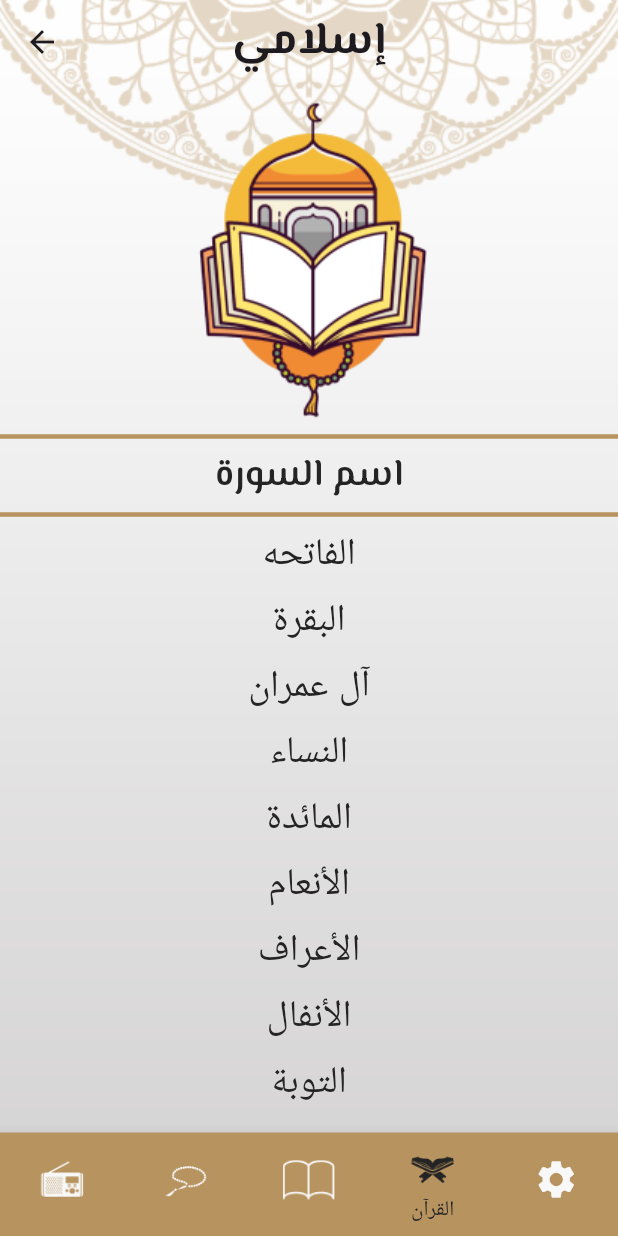
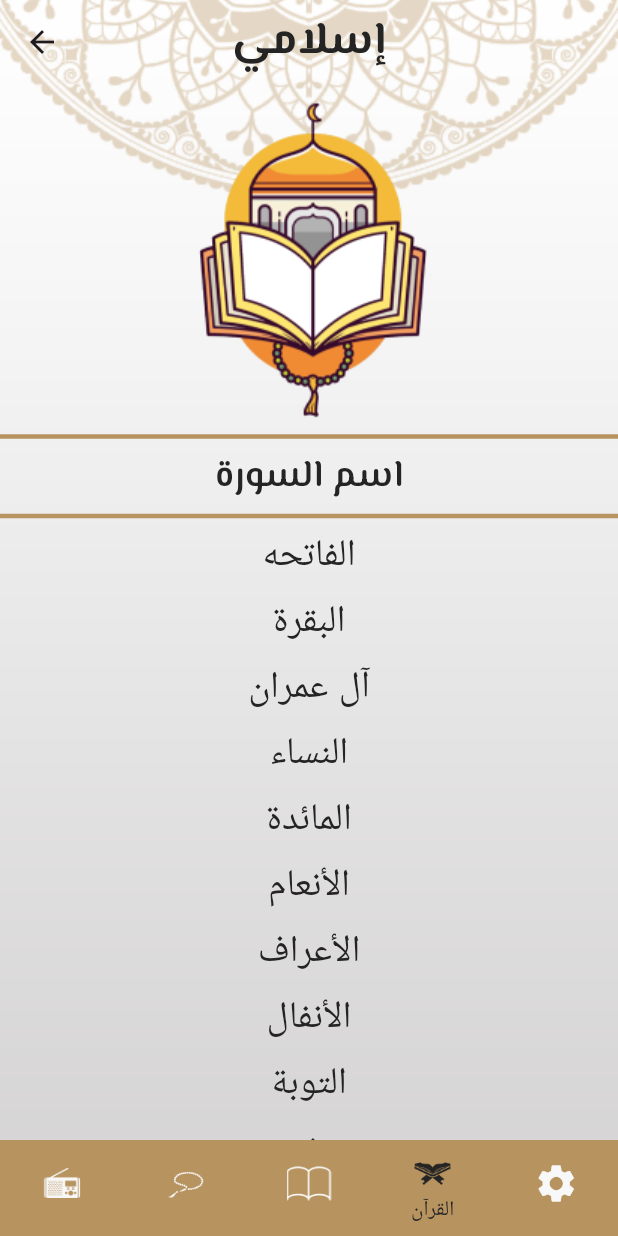
Before and after one commit to Mariam-Elkhelawy/Iqraa, a Flutter app: the HomeScreen screen opened by its route, item 4 of the bottom bar chosen, on a phone screen of 412 x 824 dp. Run offline on Flutter 3.47's test engine with Material 3 defaults, Android fonts, the phone set to English and light mode, and no system bars; our stand-ins replace another_flutter_splash_screen, google_fonts.

Commit message:
edit app theme

```diff
--- /dev/null
+++ b/lib/app_theme.dart
@@ -0,0 +1,46 @@
+import 'package:flutter/material.dart';
+import 'package:google_fonts/google_fonts.dart';
+
+class AppTheme {
+  static const Color primaryColor = Color(0xFFB7935F);
+  static const Color blackColor = Color(0xFf242424);
+
+  static ThemeData lightTheme = ThemeData(
+    brightness: Brightness.light,
+    scaffoldBackgroundColor: Colors.transparent,
+    textTheme: TextTheme(
+        bodyLarge: GoogleFonts.elMessiri(
+          fontWeight: FontWeight.w600,
+          fontSize: 25,
+          color: blackColor,
+        ),
+        bodyMedium: GoogleFonts.inter(
+          fontSize: 25,
+          color: blackColor,
+          fontWeight: FontWeight.w400
+        ),
+        bodySmall: TextStyle()),
+    bottomNavigationBarTheme: BottomNavigationBarThemeData(
+      backgroundColor: primaryColor,
+      type: BottomNavigationBarType.fixed,
+      showSelectedLabels: true,
+      showUnselectedLabels: false,
+      unselectedItemColor: Color(0xFFF8F8F8),
+      selectedItemColor: blackColor,
+      selectedLabelStyle: TextStyle(fontSize: 14, color:blackColor),
+      elevation: 0,
+    ),
+    appBarTheme: AppBarTheme(
+      backgroundColor: Colors.transparent,
+      centerTitle: true,
+      elevation: 0,
+      titleTextStyle: GoogleFonts.elMessiri(
+        fontSize: 30,
+        fontWeight: FontWeight.bold,
+        color: blackColor,
+      ),
+    ),
+  );
+
+  static ThemeData darkTheme = ThemeData();
+}
--- a/lib/home_screen.dart
+++ b/lib/home_screen.dart
@@ -27,26 +27,9 @@ class _HomeScreenState extends State<HomeScreen> {
         ),
       ),
       child: Scaffold(
-        backgroundColor: Colors.transparent,
-        appBar: AppBar(
-          backgroundColor: Colors.transparent,
-          centerTitle: true,
-          title: Text(
-            'إسلامي',
-            style: GoogleFonts.elMessiri(
-                fontSize: 30, fontWeight: FontWeight.w700),
-          ),
-        ),
+        appBar: AppBar(title: Text('إسلامي'),),
         bottomNavigationBar: BottomNavigationBar(
-            backgroundColor: Color(0xFFB7935F),
-            iconSize: 35,
-            type: BottomNavigationBarType.fixed,
-            showSelectedLabels: true,
-            showUnselectedLabels: false,
-            unselectedItemColor: Color(0xFFF8F8F8),
-            selectedItemColor: Color(0xFF242424),
-            selectedLabelStyle:
-                TextStyle(fontSize: 14, color: Color(0xFF242424)),
+         iconSize: 30,
           currentIndex: index,
           onTap: (value) {
             index = value;
@@ -83,7 +66,8 @@ class _HomeScreenState extends State<HomeScreen> {
                   size: 30,
                 ),
                 label: 'الاعدادات')
-            ],),
+          ],
+        ),
         body: tabs[index],
       ),
     );
--- a/lib/main.dart
+++ b/lib/main.dart
@@ -1,4 +1,5 @@
 import 'package:flutter/material.dart';
+import 'package:islami_app/app_theme.dart';
 import 'package:islami_app/home_screen.dart';
 import 'package:islami_app/splash_screen.dart';
 import 'package:islami_app/sura_details.dart';
@@ -13,6 +14,8 @@ class IslamicApp extends StatelessWidget {
   @override
   Widget build(BuildContext context) {
     return MaterialApp(
+      theme: AppTheme.lightTheme,
+      darkTheme: AppTheme.darkTheme,
       debugShowCheckedModeBanner: false,
       initialRoute: SplashScreen.routeName,
       routes: {
--- a/lib/sura_details.dart
+++ b/lib/sura_details.dart
@@ -1,6 +1,7 @@
 import 'package:flutter/material.dart';
 import 'package:flutter/services.dart';
 import 'package:google_fonts/google_fonts.dart';
+import 'package:islami_app/app_theme.dart';
 import 'package:islami_app/sura_model.dart';
 
 class SuraDetailsScreen extends StatefulWidget {
@@ -29,14 +30,9 @@ class _SuraDetailsScreenState extends State<SuraDetailsScreen> {
         ),
       ),
       child: Scaffold(
-        backgroundColor: Colors.transparent,
-        appBar: AppBar(elevation: 0,
-          backgroundColor: Colors.transparent,
-          centerTitle: true,
+        appBar: AppBar(
           title: Text(
-            'إسلامي',
-            style: GoogleFonts.elMessiri(
-                fontSize: 30, fontWeight: FontWeight.w700),
+            'إسلامي'
           ),
         ),
         body: Padding(
@@ -56,7 +52,7 @@ class _SuraDetailsScreenState extends State<SuraDetailsScreen> {
                   children: [
                     Text(
                       'سورة ${model.name}',
-                      style: GoogleFonts.inter(fontSize: 30),
+                      style: Theme.of(context).textTheme.bodyMedium
                     ),
                     SizedBox(
                       width: 12,
@@ -64,12 +60,14 @@ class _SuraDetailsScreenState extends State<SuraDetailsScreen> {
                     Icon(
                       Icons.play_circle,
                       size: 27,
-                      color: Color(0xFF242424),
+                      color: AppTheme.blackColor,
                     ),
                   ],
                 ),
-                Divider(indent: 50,endIndent: 50,
-                  color: Color(0xFFB7935F),
+                Divider(
+                  indent: 50,
+                  endIndent: 50,
+                  color: AppTheme.primaryColor,
                 ),
                 Expanded(
                   child: ListView.builder(
--- a/lib/tabs/quran_tab.dart
+++ b/lib/tabs/quran_tab.dart
@@ -1,5 +1,6 @@
 import 'package:flutter/material.dart';
 import 'package:google_fonts/google_fonts.dart';
+import 'package:islami_app/app_theme.dart';
 import 'package:islami_app/sura_details.dart';
 import 'package:islami_app/sura_model.dart';
 
@@ -133,19 +134,12 @@ class QuranTab extends StatelessWidget {
         ),
         Divider(
           thickness: 3,
-          color: Color(0xFFB7935F),
+          color: AppTheme.primaryColor,
         ),
-        Text(
-          'اسم السورة',
-          style: GoogleFonts.elMessiri(
-            fontWeight: FontWeight.w600,
-            fontSize: 25,
-            color: Color(0xFF242424),
-          ),
-        ),
+        Text('اسم السورة', style: Theme.of(context).textTheme.bodyLarge),
         Divider(
           thickness: 3,
-          color: Color(0xFFB7935F),
+          color: AppTheme.primaryColor,
         ),
         Expanded(
           child: ListView.separated(
@@ -159,16 +153,13 @@ class QuranTab extends StatelessWidget {
                           SuraModel(name: suraNames[index], index: index),
                     );
                   },
-                  child: Text(
-                    suraNames[index],
-                    textAlign: TextAlign.center,
-                    style: GoogleFonts.inter(
-                        fontSize: 25, color: Color(0xFf242424)),
-                  ),
+                  child: Text(suraNames[index],
+                      textAlign: TextAlign.center,
+                      style: Theme.of(context).textTheme.bodyMedium),
                 );
               },
               separatorBuilder: (context, index) => SizedBox(
-                    height: 8,
+                    height: 8
                   ),
               itemCount: suraNames.length),
         ),
```
Lines whose indentation alone changed are shown as unchanged.
